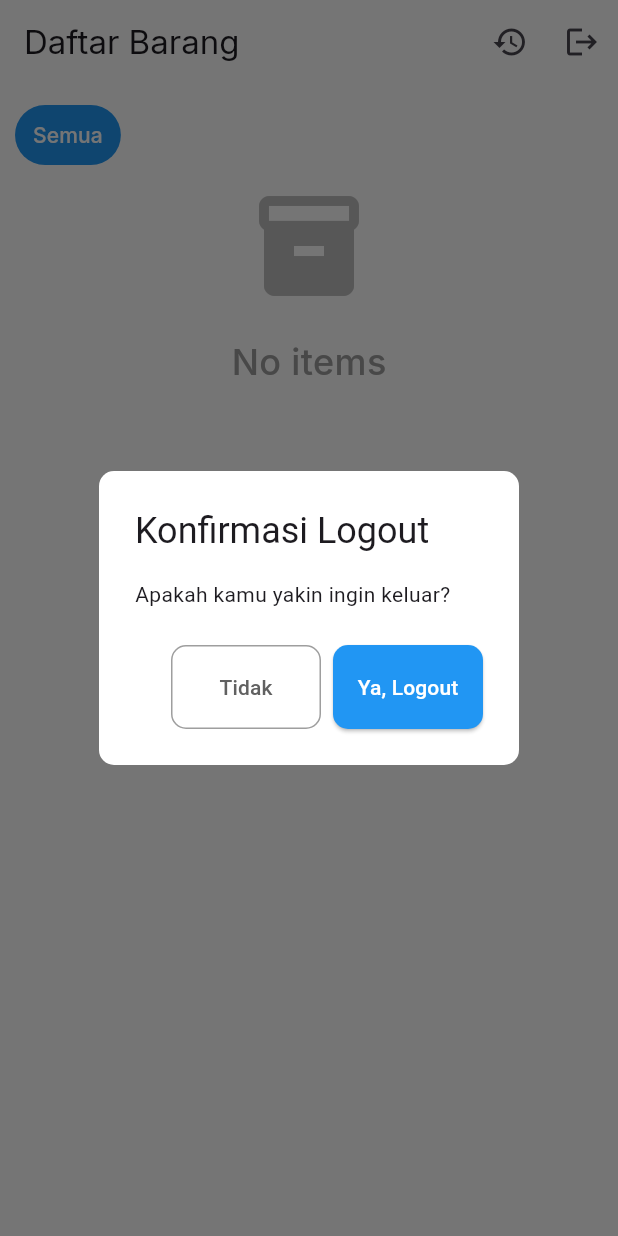
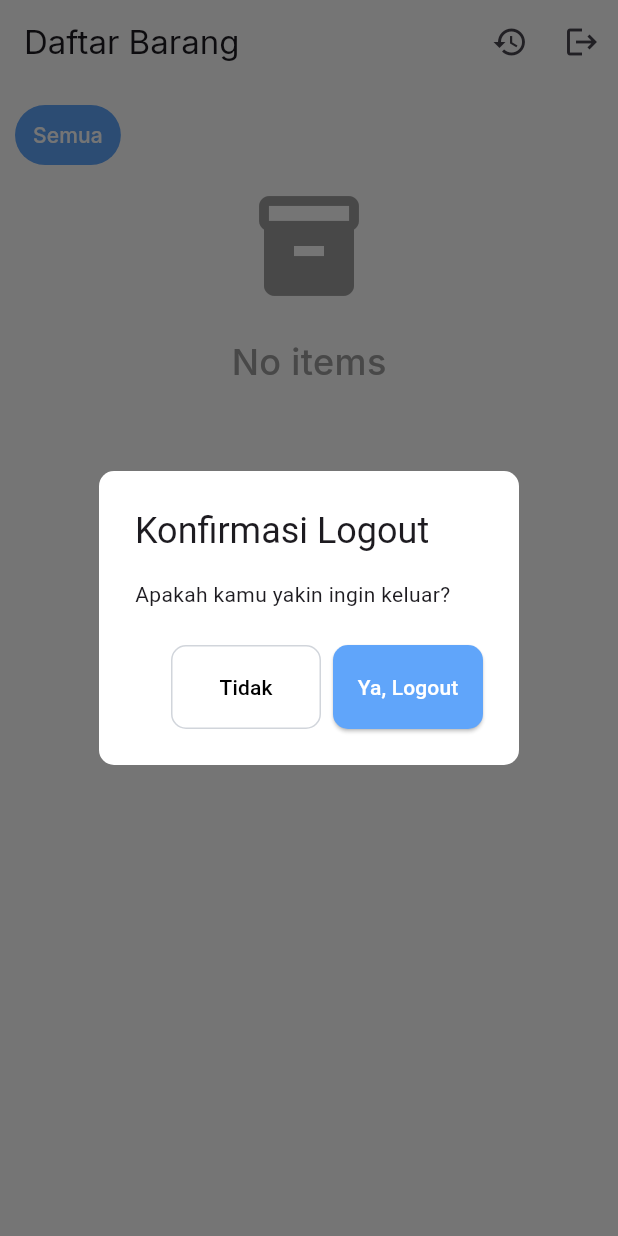
Before and after one commit to kennetmakannasi/sisfo-sarpras-mobile, a Flutter app: the HomePage screen opened by its route, after a tap on the "logout" icon, on a phone screen of 412 x 824 dp. Run offline on Flutter 3.47's test engine with Material 3 defaults, Android fonts, the phone set to English and light mode, and no system bars; our stand-ins replace another_flushbar, dio, go_router, google_fonts, shared_preferences; accounts and stored records are empty; network calls fail.

Commit message:
colors & minor changes

```diff
--- a/lib/pages/home_page.dart
+++ b/lib/pages/home_page.dart
@@ -60,7 +60,7 @@ class _HomePageState extends State<HomePage> {
           color: Colors.transparent,
           child: AlertDialog(
             shape: RoundedRectangleBorder(
-              borderRadius: BorderRadius.circular(10), // ← Ubah angka ini sesuai kebutuhan
+              borderRadius: BorderRadius.circular(10),
             ),
             backgroundColor: Colors.white,
             content: SingleChildScrollView(
@@ -75,7 +75,7 @@ class _HomePageState extends State<HomePage> {
                         child: Text(item.name,
                           style: GoogleFonts.inter(
                             textStyle: TextStyle(
-                                fontSize: 18, fontWeight: FontWeight.bold),
+                                fontSize: 18, fontWeight: FontWeight.w500),
                           ),
                         ),
                       ),
@@ -110,7 +110,7 @@ class _HomePageState extends State<HomePage> {
                     decoration: InputDecoration(
                       hintText: 'Quantity',
                       filled: true,
-                      fillColor: Colors.grey[300],
+                      fillColor: Color(0xffebf2f7),
                       hintStyle: GoogleFonts.inter(
                         textStyle: TextStyle(color: Colors.grey[500]),
                       ),
@@ -162,7 +162,7 @@ class _HomePageState extends State<HomePage> {
 
                       style: ElevatedButton.styleFrom(
                         foregroundColor: Colors.white,
-                        backgroundColor: Colors.blue,
+                        backgroundColor: Color(0xFF60a5fa),
                         padding: EdgeInsets.symmetric(vertical: 18),
                         shape: RoundedRectangleBorder(
                           borderRadius: BorderRadius.circular(10),
@@ -208,7 +208,7 @@ void logout(BuildContext context) async {
           child: AlertDialog(
             backgroundColor: Colors.white,
             shape: RoundedRectangleBorder(
-              borderRadius: BorderRadius.circular(10), // ← Ubah angka ini sesuai kebutuhan
+              borderRadius: BorderRadius.circular(10),
             ),
             title: Text('Konfirmasi Logout'),
             content: Text('Apakah kamu yakin ingin keluar?'),
@@ -217,14 +217,14 @@ void logout(BuildContext context) async {
                 width: 100,
                 child:  ElevatedButton(
                   style: ElevatedButton.styleFrom(
-                    backgroundColor: Colors.white, // latar putih
-                    foregroundColor: Colors.grey[700], // teks abu-abu
+                    backgroundColor: Colors.white,
+                    foregroundColor: Colors.black,
                     padding: EdgeInsets.symmetric(vertical: 18, horizontal: 5),
                     shape: RoundedRectangleBorder(
                       borderRadius: BorderRadius.circular(10),
-                      side: BorderSide(color: Colors.grey), // border abu-abu
+                      side: BorderSide(color: Color(0xffd1d5db)),
                     ),
-                    elevation: 0, // hilangkan bayangan jika mau lebih clean
+                    elevation: 0,
                   ),
                   child: Text('Tidak'),
                   onPressed: () => Navigator.of(context).pop(false),
@@ -236,7 +236,7 @@ void logout(BuildContext context) async {
               child: ElevatedButton(
                 style: ElevatedButton.styleFrom(
                   foregroundColor: Colors.white,
-                  backgroundColor: Colors.blue,
+                  backgroundColor: Color(0xFF60a5fa),
                   padding: EdgeInsets.symmetric(vertical: 18, horizontal: 5),
                   shape: RoundedRectangleBorder(
                     borderRadius: BorderRadius.circular(10),
@@ -284,8 +284,8 @@ void logout(BuildContext context) async {
           IconButton(onPressed:  () => logout(context), icon: Icon(Icons.logout)),
         ],
         backgroundColor: Colors.white,
-        elevation: 0, // ⬅️ Hapus bayangan saat scroll
-        surfaceTintColor: Colors.transparent, // ⬅️ Cegah perubahan warna akibat material3
+        elevation: 0,
+        surfaceTintColor: Colors.transparent,
       ),
       body: SingleChildScrollView(
   child: Padding(
@@ -302,14 +302,14 @@ void logout(BuildContext context) async {
         child: TextButton(
           onPressed: () => loadItems(),
           style: TextButton.styleFrom(
-            backgroundColor: selectedCategory == null ? Colors.blue : Colors.grey[300],
+            backgroundColor: selectedCategory == null ? Color(0xFF60a5fa) : Color(0xffebf2f7),
             shape: RoundedRectangleBorder(borderRadius: BorderRadius.circular(20)),
           ),
           child: Text(
             'Semua',
             style:
             GoogleFonts.inter(
-              textStyle: TextStyle(color: selectedCategory == null ? Colors.white : Colors.black),
+              textStyle: TextStyle(color: selectedCategory == null ? Colors.white : Colors.grey[500]),
           )),
         ),
       ),
@@ -320,11 +320,11 @@ void logout(BuildContext context) async {
                   child: TextButton(
                     onPressed: () => loadItems(category: cat['slug']),
                     style: TextButton.styleFrom(
-                      backgroundColor: isSelected ? Colors.blue : Colors.grey[300],
+                      backgroundColor: isSelected ? Color(0xFF60a5fa) : Color(0xffebf2f7),
                     ),
                     child: Text(cat['name'],
                     style: GoogleFonts.inter(
-                    textStyle: TextStyle(color: isSelected ? Colors.white : Colors.black))),
+                    textStyle: TextStyle(color: isSelected ? Colors.white : Colors.grey[500]))),
                   ),
                 );
               }).toList(),
@@ -340,7 +340,7 @@ void logout(BuildContext context) async {
           child: Column(
             mainAxisSize: MainAxisSize.min,
             children: [
-              Icon(Icons.inventory_2, size: 80, color: Colors.grey[400]),
+              Icon(Icons.inventory_2, size: 80, color: Colors.grey[500]),
               SizedBox(height: 20),
               Text(
                 'No items',
--- a/lib/widgets/item_card.dart
+++ b/lib/widgets/item_card.dart
@@ -48,7 +48,7 @@ class ItemCard extends StatelessWidget {
                     : '${item.name.substring(0, 11)}...',
                 style: GoogleFonts.inter(
                  textStyle: TextStyle(
-                  fontWeight: FontWeight.w700,
+                  fontWeight: FontWeight.w500,
                   fontSize: 16,
                 ),
                 )
@@ -63,7 +63,7 @@ class ItemCard extends StatelessWidget {
                   onPressed: onBorrow,
                   style: ElevatedButton.styleFrom(
                     foregroundColor: Colors.white,
-                    backgroundColor: Colors.blue,
+                    backgroundColor: Color(0xFF60a5fa),
                     padding: EdgeInsets.symmetric(vertical: 10, horizontal: 18),
                     shape: RoundedRectangleBorder(
                       borderRadius: BorderRadius.circular(8),
```
Also changed, not shown: lib/pages/history_page.dart (+14 -15 lines), lib/pages/login_page.dart (+7 -10 lines), lib/services/api_service.dart (+1 -14 lines).
